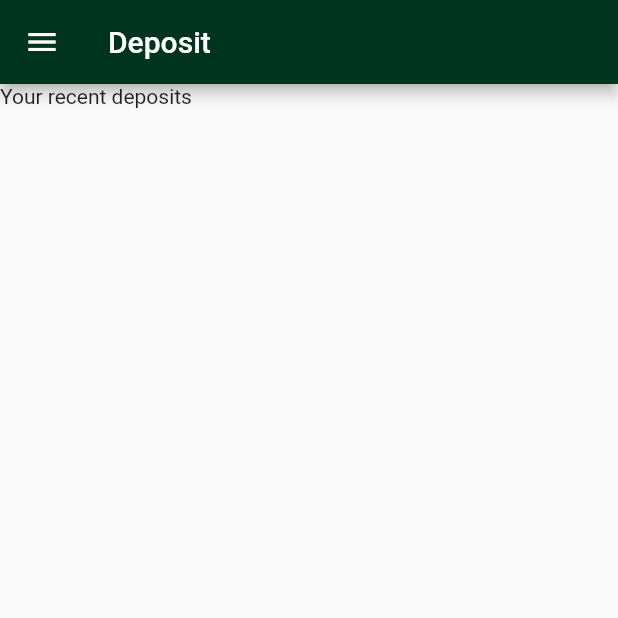
After one commit to arkanalexei/scrap.py-mobile, a Flutter app: the DepositHomePage screen opened directly, on a phone screen of 412 x 824 dp, the top half of it. The commit adds this screen. Run offline on Flutter 3.47's test engine with Material 2 defaults, Android fonts, the phone set to English and light mode, and no system bars; missing offline and left inert: pbp_django_auth.

Commit message:
edited readme, drawer, and initialize deposit page

```diff
--- /dev/null
+++ b/lib/pages/deposit/deposit.dart
@@ -0,0 +1,26 @@
+import 'package:flutter/material.dart';
+import 'package:scrappy/main.dart';
+import 'package:scrappy/drawer.dart';
+import 'package:intl/intl.dart';
+
+class DepositHomePage extends StatelessWidget {
+  const DepositHomePage({Key? key}) : super(key: key);
+
+  @override
+  Widget build(BuildContext context) {
+    return Scaffold(
+      drawer: const PublicDrawer(),
+      appBar: AppBar(
+        title: const Text("Deposit"),
+        backgroundColor: const Color(0xFF003320),
+      ),
+      body: SafeArea(
+        child: Column(
+          children: [
+            Text("Your recent deposits"),
+          ],
+        ),
+      ),
+    );
+  }
+}
```
Also changed, not shown: lib/drawer.dart (+15 -0 lines), 10 other files.
